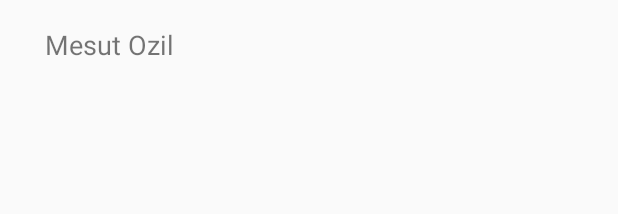
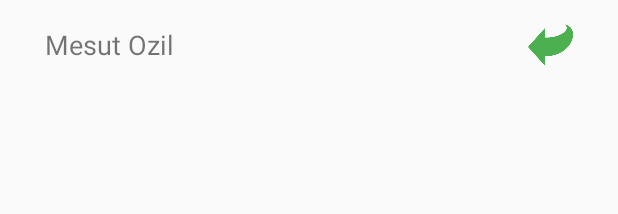
Before and after one commit to SinaEsmaeili/EPL-Transfers-2016-17-App, an Android app: the layout transfers.xml on its own in the app's theme, with its tools: preview values and no code run, on a phone screen of 412 x 824 dp. Shown: the top 214 px of the screen. Run offline under Robolectric (Android 15) with nearby library versions, the phone set to English and light mode, and no system bars.

Commit message:
fourth commit

```diff
--- a/app/src/main/java/com/unishi/sina/premapp/ScrollingActivity.java
+++ b/app/src/main/java/com/unishi/sina/premapp/ScrollingActivity.java
@@ -70,7 +70,7 @@ public class ScrollingActivity extends AppCompatActivity {
             case 9: setTitle("Manchester City");
                 squadsRef = mRef.child("city");
                 break;
-            case 10: setTitle("Manchester United");
+            case 10: setTitle("Manchester Utd");
                 squadsRef = mRef.child("united");
                 break;
             case 11: setTitle("Middlesbrough");
@@ -94,7 +94,7 @@ public class ScrollingActivity extends AppCompatActivity {
             case 17: setTitle("Watford");
                 squadsRef = mRef.child("watford");
                 break;
-            case 18: setTitle("West Bromwich Albion");
+            case 18: setTitle("West Brom");
                 squadsRef = mRef.child("westbrom");
                 break;
             case 19: setTitle("West Ham");
@@ -141,6 +141,7 @@ public class ScrollingActivity extends AppCompatActivity {
             protected void populateView(View view, String s, int i) {
                 TextView textView = (TextView)view.findViewById(R.id.transfer_text1);
                 textView.setText(s);
+                textView.setTextColor(Color.WHITE);
 
                 ImageView imageView = (ImageView)view.findViewById(R.id.transfer_image);
                 imageView.setImageResource(R.drawable.leaving);
--- a/app/src/main/res/layout/transfers.xml
+++ b/app/src/main/res/layout/transfers.xml
@@ -17,7 +17,8 @@
         android:layout_height="wrap_content"
         android:layout_gravity="right|center_vertical"
         android:paddingRight="30dp"
-        android:id="@+id/transfer_image" />
+        android:id="@+id/transfer_image"
+        android:src="@drawable/joined"/>
 
 
 </FrameLayout>
```
Also changed, not shown: app/src/main/res/layout/activity_scrolling.xml (+10 -9 lines), 2 other files.
